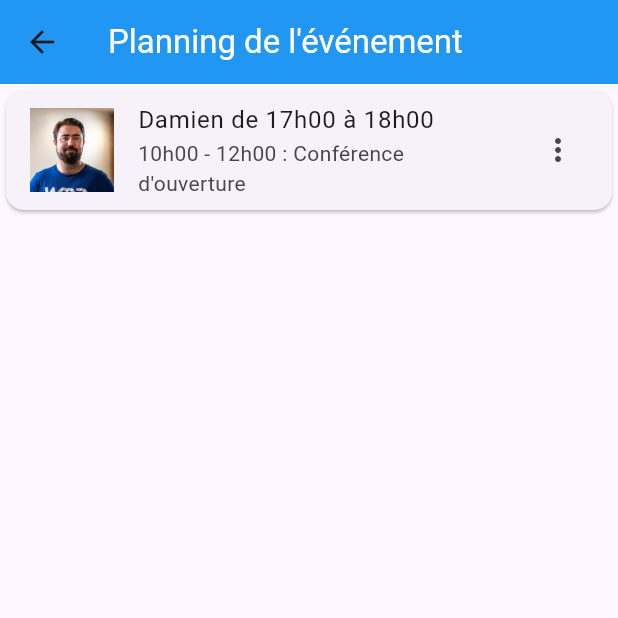
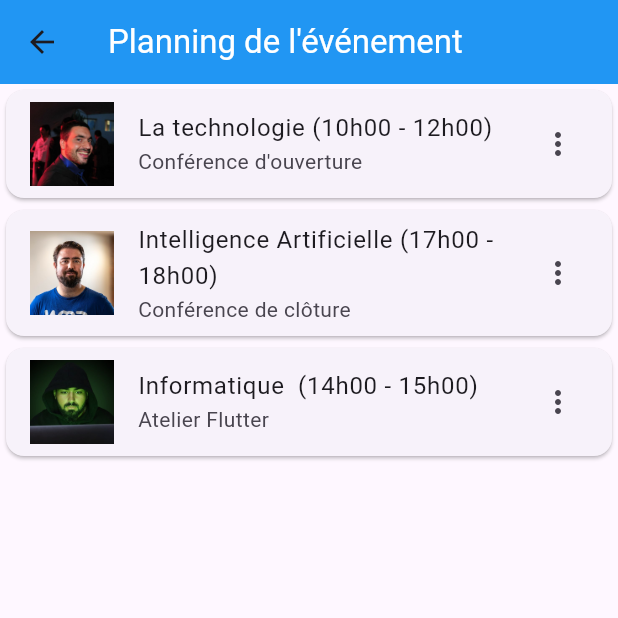
Before and after one commit to layesow/Salon-conference, a Flutter app: the EventPage screen opened directly, on a phone screen of 412 x 824 dp, the top half of it. Run offline on Flutter 3.47's test engine with Material 3 defaults, Android fonts, the phone set to English and light mode, and no system bars; our stand-ins replace flutter_svg.

Commit message:
dynamiser les listes

```diff
--- a/lib/pages/event_page.dart
+++ b/lib/pages/event_page.dart
@@ -9,6 +9,30 @@ class EventPage extends StatefulWidget {
 }
 
 class _EventPageState extends State<EventPage> {
+
+  final events = [
+    {
+      "speaker": "La technologie",
+      "date": "10h00 - 12h00",
+      "subject": "Conférence d'ouverture",
+      "avatar": "lior"
+    },
+    {
+      "speaker": "Intelligence Artificielle",
+      "date": "17h00 - 18h00",
+      "subject": "Conférence de clôture",
+      "avatar": "damien"
+    },
+    {
+      "speaker": "Informatique ",
+      "date": "14h00 - 15h00",
+      "subject": "Atelier Flutter",
+      "avatar": "defendintelligence"
+    },
+
+
+  ];
+
   @override
   Widget build(BuildContext context) {
     return Scaffold(
@@ -21,18 +45,26 @@ class _EventPageState extends State<EventPage> {
         backgroundColor: Colors.blue,
       ),
       body: Center(
-        child: ListView(
-          children: [
-            Card(
+        child: ListView.builder(
+          itemCount: events.length,
+          itemBuilder: (context, index) {
+            final event = events[index];
+            final avatar = event["avatar"]!;
+            final speaker = event["speaker"]!;
+            final date = event["date"]!;
+            final subject = event["subject"]!;
+
+
+            return Card(
               child: ListTile(
-                leading: Image.asset('assets/images/damien.jpg'),
-                title: const Text("Damien de 17h00 à 18h00"),
-                subtitle: const Text("10h00 - 12h00 : Conférence d'ouverture"),
+                leading: Image.asset("assets/images/$avatar.jpg"),
+                title: Text('$speaker ($date)'),
+                subtitle: Text(subject),
                 trailing: const Icon(Icons.more_vert),
               ),
-            ),
+            );
 
-          ],
+          },
         )
       ),
     );
```
